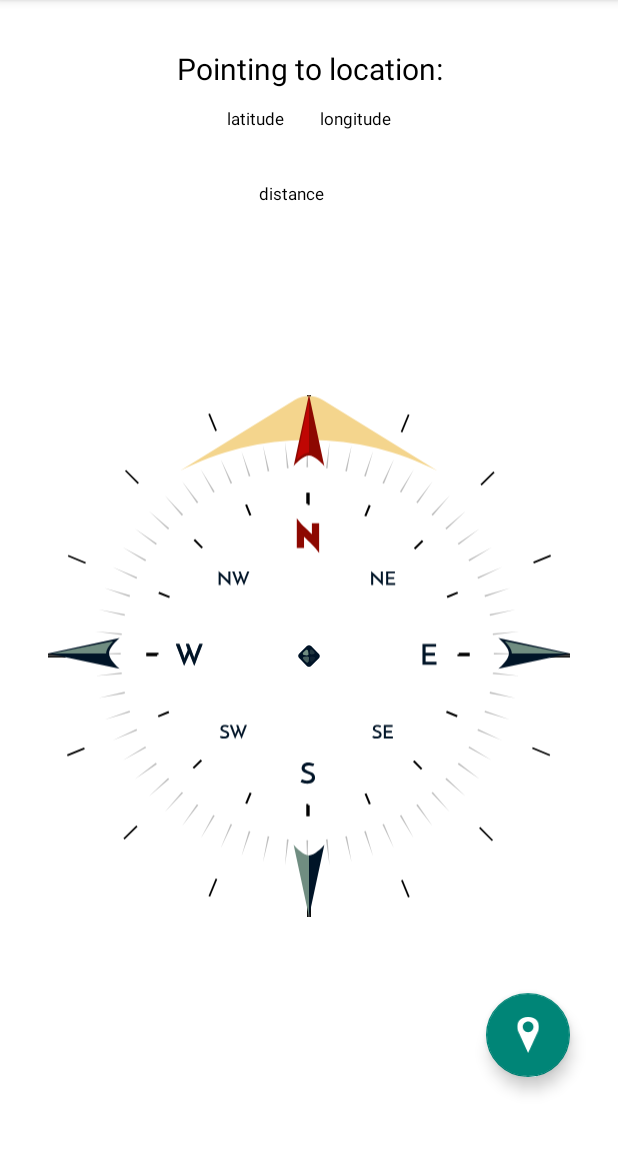
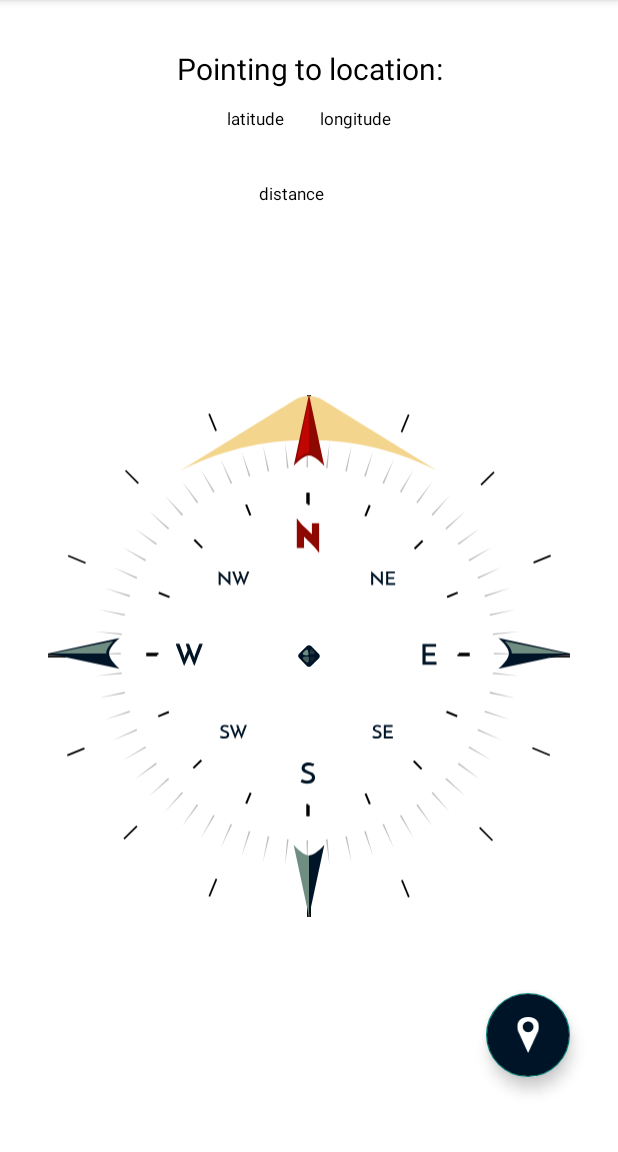
Before and after one commit to maciejlewandowski5/compass, an Android app: the screen it shows after launch (MainActivity), on a phone screen of 412 x 824 dp, the part 84-1236 px from its top. Run offline under Robolectric (Android 15) with nearby library versions, the phone set to English and light mode, and no system bars.

Commit message:
fixed color of floating button

```diff
--- a/app/src/main/java/com/example/ngcompass/MainActivity.java
+++ b/app/src/main/java/com/example/ngcompass/MainActivity.java
@@ -8,6 +8,7 @@ import android.annotation.SuppressLint;
 import android.content.Context;
 import android.content.Intent;
 import android.content.pm.PackageManager;
+import android.content.res.ColorStateList;
 import android.hardware.Sensor;
 import android.hardware.SensorEvent;
 import android.hardware.SensorEventListener;
@@ -140,7 +141,8 @@ public class MainActivity extends AppCompatActivity implements MainActivityView,
 
     @Override
     public void onSensorChanged(SensorEvent event) {
-        com.example.ngcompass.mainactivity.mvp.presenter.dependency.SensorEvent sensorEvent = new AndroidSensorEvent(event);
+        com.example.ngcompass.mainactivity.mvp.presenter.dependency.SensorEvent sensorEvent =
+                new AndroidSensorEvent(event);
         presenter.onSensorChanged(sensorEvent);
     }
 
@@ -205,8 +207,6 @@ public class MainActivity extends AppCompatActivity implements MainActivityView,
         locationPointer.setImageResource(R.drawable.comapss_location_pointer);
         locationPickerButton.setEnabled(true);
         locationPickerButton.setClickable(true);
-
-
     }
 
     private void updateLocationTextViews() {
--- a/app/src/main/res/layout-land/activity_main.xml
+++ b/app/src/main/res/layout-land/activity_main.xml
@@ -29,7 +29,8 @@
         app:layout_constraintEnd_toEndOf="parent"
         app:layout_constraintStart_toEndOf="@+id/gps_coordinates_container"
         app:layout_constraintTop_toTopOf="parent"
-        app:srcCompat="@drawable/back_comapss_face" />
+        app:srcCompat="@drawable/back_comapss_face"
+        android:contentDescription="@string/compass_scale" />
 
     <ImageView
         android:id="@+id/location_pointer"
@@ -40,7 +41,8 @@
         app:layout_constraintEnd_toEndOf="@+id/compass_back_face"
         app:layout_constraintStart_toStartOf="@+id/compass_back_face"
         app:layout_constraintTop_toTopOf="@+id/compass_back_face"
-        app:srcCompat="@drawable/comapss_location_pointer" />
+        app:srcCompat="@drawable/comapss_location_pointer"
+        android:contentDescription="@string/compass_location_arrow" />
 
     <ImageView
         android:id="@+id/compass_front_face"
@@ -50,7 +52,8 @@
         app:layout_constraintEnd_toEndOf="@+id/compass_back_face"
         app:layout_constraintStart_toStartOf="@+id/compass_back_face"
         app:layout_constraintTop_toTopOf="@+id/compass_back_face"
-        app:srcCompat="@drawable/front_compass_face" />
+        app:srcCompat="@drawable/front_compass_face"
+        android:contentDescription="@string/compass_face" />
 
     <ImageView
         android:id="@+id/compass_pin"
@@ -60,7 +63,8 @@
         app:layout_constraintEnd_toEndOf="@+id/compass_front_face"
         app:layout_constraintStart_toStartOf="@+id/compass_front_face"
         app:layout_constraintTop_toTopOf="@+id/compass_front_face"
-        app:srcCompat="@drawable/pin" />
+        app:srcCompat="@drawable/pin"
+        android:contentDescription="@string/compass_pin" />
 
     <LinearLayout
         android:id="@+id/distance_container"
@@ -79,7 +83,7 @@
             android:layout_height="wrap_content"
             android:layout_marginEnd="@dimen/margin_medium"
             android:layout_weight="1"
-            android:text="distance" />
+            android:text="@string/distance" />
 
         <TextView
             android:id="@+id/distance"
@@ -157,7 +161,10 @@
         android:onClick="startLocationPickActivity"
         app:layout_constraintBottom_toBottomOf="parent"
         app:layout_constraintEnd_toEndOf="parent"
-        app:srcCompat="@drawable/location_icon" />
+        app:srcCompat="@drawable/location_icon"
+        android:backgroundTint="@color/complementary_variant"
+        android:contentDescription="@string/pick_location"
+        android:focusable="true" />
 
 
 </androidx.constraintlayout.widget.ConstraintLayout>
--- a/app/src/main/res/layout/activity_location_picker.xml
+++ b/app/src/main/res/layout/activity_location_picker.xml
@@ -23,5 +23,6 @@
         android:onClick="locationPickConfirmationClicked"
         app:layout_constraintBottom_toBottomOf="parent"
         app:layout_constraintEnd_toEndOf="parent"
-        app:srcCompat="@drawable/location_icon" />
+        app:srcCompat="@drawable/location_icon"
+        android:backgroundTint="@color/complementary_variant"/>
 </androidx.constraintlayout.widget.ConstraintLayout>
--- a/app/src/main/res/layout/activity_main.xml
+++ b/app/src/main/res/layout/activity_main.xml
@@ -30,7 +30,8 @@
         app:layout_constraintEnd_toEndOf="parent"
         app:layout_constraintStart_toStartOf="parent"
         app:layout_constraintTop_toBottomOf="@+id/gps_coordinates_container"
-        app:srcCompat="@drawable/back_comapss_face" />
+        app:srcCompat="@drawable/back_comapss_face"
+        android:contentDescription="@string/compass_scale" />
 
     <ImageView
         android:id="@+id/location_pointer"
@@ -41,7 +42,8 @@
         app:layout_constraintEnd_toEndOf="@+id/compass_back_face"
         app:layout_constraintStart_toStartOf="@+id/compass_back_face"
         app:layout_constraintTop_toTopOf="@+id/compass_back_face"
-        app:srcCompat="@drawable/comapss_location_pointer" />
+        app:srcCompat="@drawable/comapss_location_pointer"
+        android:contentDescription="@string/compass_location_arrow" />
 
     <ImageView
         android:id="@+id/compass_front_face"
@@ -51,7 +53,8 @@
         app:layout_constraintEnd_toEndOf="@+id/compass_back_face"
         app:layout_constraintStart_toStartOf="@+id/compass_back_face"
         app:layout_constraintTop_toTopOf="@+id/compass_back_face"
-        app:srcCompat="@drawable/front_compass_face" />
+        app:srcCompat="@drawable/front_compass_face"
+        android:contentDescription="@string/compass_face" />
 
     <ImageView
         android:id="@+id/compass_pin"
@@ -61,7 +64,8 @@
         app:layout_constraintEnd_toEndOf="@+id/compass_front_face"
         app:layout_constraintStart_toStartOf="@+id/compass_front_face"
         app:layout_constraintTop_toTopOf="@+id/compass_front_face"
-        app:srcCompat="@drawable/pin" />
+        app:srcCompat="@drawable/pin"
+        android:contentDescription="@string/compass_pin" />
 
     <LinearLayout
         android:id="@+id/distance_container"
@@ -80,7 +84,7 @@
             android:layout_weight="1"
             style="@style/small_text"
             android:layout_marginEnd="@dimen/margin_medium"
-            android:text="distance" />
+            android:text="@string/distance" />
 
         <TextView
             android:id="@+id/distance"
@@ -159,7 +163,10 @@
         android:onClick="startLocationPickActivity"
         app:layout_constraintBottom_toBottomOf="parent"
         app:layout_constraintEnd_toEndOf="parent"
-        app:srcCompat="@drawable/location_icon" />
+        app:srcCompat="@drawable/location_icon"
+        android:contentDescription="@string/pick_location"
+        android:focusable="true"
+        android:backgroundTint="@color/complementary_variant"/>
 
 
 </androidx.constraintlayout.widget.ConstraintLayout>
--- a/app/src/main/res/values/strings.xml
+++ b/app/src/main/res/values/strings.xml
@@ -12,5 +12,12 @@
     <string name="provide_permission">Please provide permission to navigate</string>
     <string name="no_location_access">No location access</string>
     <string name="requre_permisssion">Compass pointing to location require localization permission</string>
+    <string name="compass_scale">compass scale</string>
+    <string name="compass_location_arrow">compass location arrow</string>
+    <string name="compass_face">compass face</string>
+    <string name="compass_pin">compass pin</string>
+    <string name="distance">distance</string>
+    <string name="pick_location">pick location</string>
+
 
 </resources>
```
